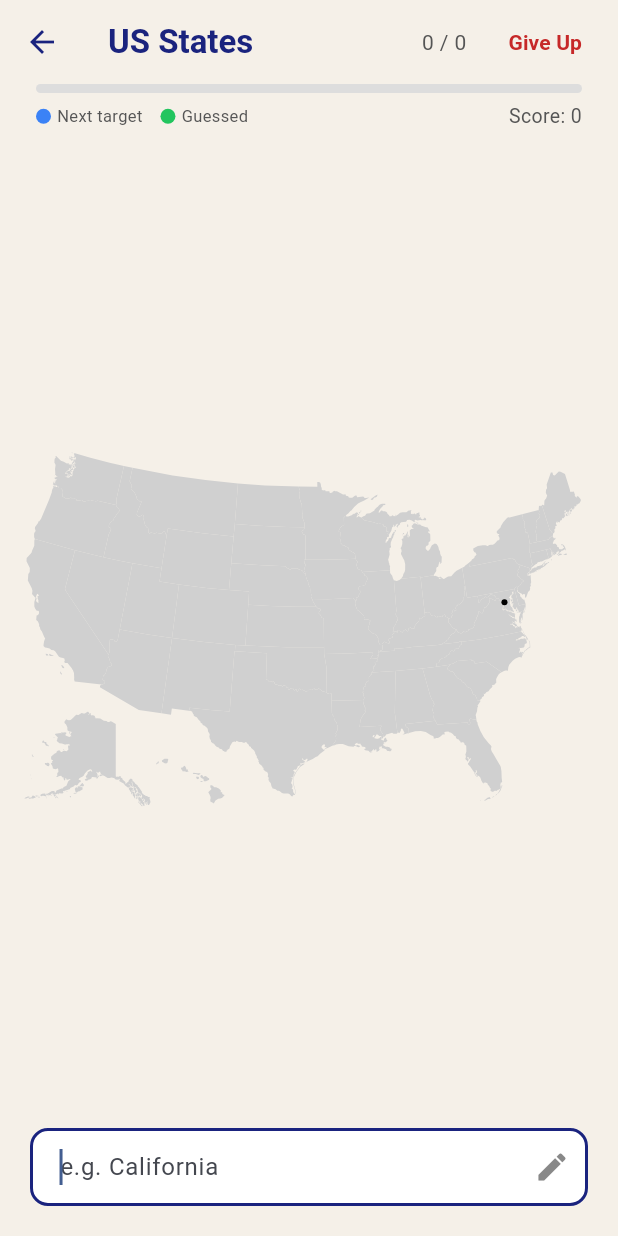
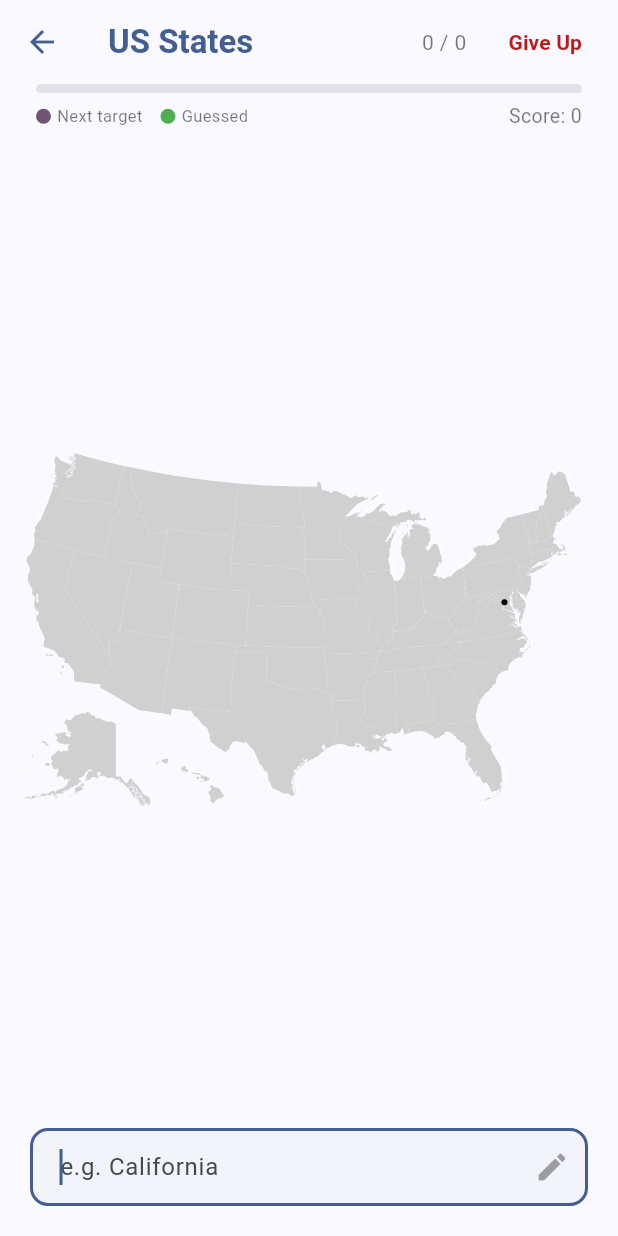
Before and after one commit to Thegeekeuhhhhhhh/GeoMaster, a Flutter app: the screen it shows once a user with an empty profile is signed in, after a tap on "🇺🇸", on a phone screen of 412 x 824 dp. Run offline on Flutter 3.47's test engine with Material 3 defaults, Android fonts, the phone set to English and light mode, and no system bars; our stand-ins replace flutter_svg, shared_preferences, supabase_flutter; accounts and stored records are empty; network calls fail; Roboto replaces fonts that are missing (Georgia).

Commit message:
fix(dark-theme): Fixed dark theme on some pages

```diff
--- a/geo_master/lib/l10n/app_strings.dart
+++ b/geo_master/lib/l10n/app_strings.dart
@@ -120,8 +120,8 @@ class AppStrings {
     capitalsDesc: 'Teste tes connaissances sur les capitales.',
     continentsTitle: 'Continents & Océans',
     continentsDesc: 'Apprends les grandes terres et les mers.',
-    usTitle: 'TODO',
-    usDescription: 'TODO',
+    usTitle: 'Etats des Etats-Unis',
+    usDescription: 'Apprendre le nom des états des Etats-Unis',
 
     quizTitle: 'Drapeaux du Monde',
     quizQuestion: 'À quel pays appartient ce drapeau ?',
--- a/geo_master/lib/widgets/us_states_quiz_page_state.dart
+++ b/geo_master/lib/widgets/us_states_quiz_page_state.dart
@@ -26,6 +26,8 @@ class USStatesQuizPageState extends State<USStatesQuizPage>
   final FocusNode _focusNode = FocusNode();
 
   bool _quizFinished = false;
+
+  late ColorScheme _colorScheme;
 
   @override
   void initState() {
@@ -92,6 +94,11 @@ class USStatesQuizPageState extends State<USStatesQuizPage>
     return svg;
   }
 
+  String get _unguessedStateHex {
+    final brightness = Theme.of(context).brightness;
+    return brightness == Brightness.dark ? '#4A5568' : '#CBD5E0';
+  }
+
   USState? get _currentTarget {
     for (final state in _shuffled) {
       if (!_correctCodes.contains(state.id.toLowerCase())) {
@@ -102,9 +109,7 @@ class USStatesQuizPageState extends State<USStatesQuizPage>
   }
 
   Future<void> _onTextChanged(String value) async {
-    if (_quizFinished) {
-      return;
-    }
+    if (_quizFinished) return;
 
     final normalized = USState.normalize(value);
 
@@ -141,27 +146,20 @@ class USStatesQuizPageState extends State<USStatesQuizPage>
   }
 
   String _buildPulsingSvg() {
-    if (_svgRaw == null) {
-      return '';
-    }
+    if (_svgRaw == null) return '';
     var svg = _svgRaw!;
+
+    final unguessedHex = _unguessedStateHex;
 
     for (final state in _usStates) {
       final code = state.id.toLowerCase();
       final isCorrect = _correctCodes.contains(code);
 
-      String fill;
-      String extra = '';
-
-      if (isCorrect) {
-        fill = '#22c55e';
-      } else {
-        fill = '#D0D0D0';
-      }
+      final fill = isCorrect ? '#22c55e' : unguessedHex;
 
       svg = svg.replaceFirst(
         'fill="#D0D0D0" class="$code"',
-        'fill="$fill" class="$code"$extra',
+        'fill="$fill" class="$code"',
       );
     }
 
@@ -176,23 +174,26 @@ class USStatesQuizPageState extends State<USStatesQuizPage>
 
   @override
   Widget build(BuildContext context) {
+    _colorScheme = Theme.of(context).colorScheme;
+    final colorScheme = _colorScheme;
+
     final progress =
         _correctCodes.length / (_usStates.isEmpty ? 1 : _usStates.length);
     final currentTarget = _currentTarget;
 
     return Scaffold(
-      backgroundColor: const Color(0xFFF5F0E8),
+      backgroundColor: colorScheme.surface,
       appBar: AppBar(
-        backgroundColor: const Color(0xFFF5F0E8),
+        backgroundColor: colorScheme.surface,
         elevation: 0,
         leading: IconButton(
-          icon: const Icon(Icons.arrow_back, color: Color(0xFF1A237E)),
+          icon: Icon(Icons.arrow_back, color: colorScheme.primary),
           onPressed: () => Navigator.pop(context),
         ),
-        title: const Text(
+        title: Text(
           'US States',
           style: TextStyle(
-            color: Color(0xFF1A237E),
+            color: colorScheme.primary,
             fontWeight: FontWeight.bold,
           ),
         ),
@@ -202,7 +203,10 @@ class USStatesQuizPageState extends State<USStatesQuizPage>
             child: Center(
               child: Text(
                 '$_score / ${_usStates.length}',
-                style: const TextStyle(color: Color(0xFF555555), fontSize: 14),
+                style: TextStyle(
+                  color: colorScheme.onSurface.withOpacity(0.6),
+                  fontSize: 14,
+                ),
               ),
             ),
           ),
@@ -220,10 +224,10 @@ class USStatesQuizPageState extends State<USStatesQuizPage>
                       );
                       setState(() => _quizFinished = true);
                     },
-              child: const Text(
+              child: Text(
                 'Give Up',
                 style: TextStyle(
-                  color: Color(0xFFC62828),
+                  color: colorScheme.error,
                   fontWeight: FontWeight.bold,
                 ),
               ),
@@ -242,8 +246,8 @@ class USStatesQuizPageState extends State<USStatesQuizPage>
                   child: LinearProgressIndicator(
                     value: progress,
                     minHeight: 6,
-                    backgroundColor: const Color(0xFFDDDDDD),
-                    valueColor: const AlwaysStoppedAnimation(Color(0xFF1A73E8)),
+                    backgroundColor: colorScheme.surfaceContainerHighest,
+                    valueColor: AlwaysStoppedAnimation(colorScheme.primary),
                   ),
                 ),
                 const SizedBox(height: 6),
@@ -252,32 +256,32 @@ class USStatesQuizPageState extends State<USStatesQuizPage>
                   children: [
                     Row(
                       children: [
-                        _legendDot(const Color(0xFF3b82f6)),
+                        _legendDot(colorScheme.tertiary),
                         const SizedBox(width: 4),
-                        const Text(
+                        Text(
                           'Next target',
                           style: TextStyle(
                             fontSize: 11,
-                            color: Color(0xFF555555),
+                            color: colorScheme.onSurface.withOpacity(0.6),
                           ),
                         ),
                         const SizedBox(width: 12),
-                        _legendDot(const Color(0xFF22c55e)),
+                        _legendDot(Colors.green.shade500),
                         const SizedBox(width: 4),
-                        const Text(
+                        Text(
                           'Guessed',
                           style: TextStyle(
                             fontSize: 11,
-                            color: Color(0xFF555555),
+                            color: colorScheme.onSurface.withOpacity(0.6),
                           ),
                         ),
                       ],
                     ),
                     Text(
                       'Score: $_score',
-                      style: const TextStyle(
+                      style: TextStyle(
                         fontSize: 13,
-                        color: Color(0xFF555555),
+                        color: colorScheme.onSurface.withOpacity(0.6),
                       ),
                     ),
                   ],
@@ -291,8 +295,10 @@ class USStatesQuizPageState extends State<USStatesQuizPage>
           Expanded(
             flex: 5,
             child: _svgRaw == null
-                ? const Center(
-                    child: CircularProgressIndicator(color: Color(0xFF1A237E)),
+                ? Center(
+                    child: CircularProgressIndicator(
+                      color: colorScheme.primary,
+                    ),
                   )
                 : AnimatedBuilder(
                     animation: _pulseAnim,
@@ -320,14 +326,14 @@ class USStatesQuizPageState extends State<USStatesQuizPage>
                         horizontal: 16,
                       ),
                       decoration: BoxDecoration(
-                        color: const Color(0xFF1A237E),
+                        color: colorScheme.primary,
                         borderRadius: BorderRadius.circular(12),
                       ),
-                      child: const Text(
+                      child: Text(
                         'Type the name of any US state',
                         textAlign: TextAlign.center,
                         style: TextStyle(
-                          color: Colors.white,
+                          color: colorScheme.onPrimary,
                           fontSize: 14,
                           fontStyle: FontStyle.italic,
                         ),
@@ -343,29 +349,29 @@ class USStatesQuizPageState extends State<USStatesQuizPage>
                   decoration: InputDecoration(
                     hintText: 'e.g. California',
                     filled: true,
-                    fillColor: Colors.white,
+                    fillColor: colorScheme.surfaceContainerLow,
                     contentPadding: const EdgeInsets.symmetric(
                       horizontal: 16,
                       vertical: 14,
                     ),
                     border: OutlineInputBorder(
                       borderRadius: BorderRadius.circular(12),
-                      borderSide: const BorderSide(color: Color(0xFFDDDDDD)),
+                      borderSide: BorderSide(color: colorScheme.outlineVariant),
                     ),
                     enabledBorder: OutlineInputBorder(
                       borderRadius: BorderRadius.circular(12),
-                      borderSide: const BorderSide(color: Color(0xFFDDDDDD)),
+                      borderSide: BorderSide(color: colorScheme.outlineVariant),
                     ),
                     focusedBorder: OutlineInputBorder(
                       borderRadius: BorderRadius.circular(12),
-                      borderSide: const BorderSide(
-                        color: Color(0xFF1A237E),
+                      borderSide: BorderSide(
+                        color: colorScheme.primary,
                         width: 2,
                       ),
                     ),
-                    suffixIcon: const Icon(
+                    suffixIcon: Icon(
                       Icons.edit,
-                      color: Color(0xFF888888),
+                      color: colorScheme.onSurface.withOpacity(0.4),
                     ),
                   ),
                   onChanged: _onTextChanged,
```
Also changed, not shown: geo_master/lib/pages/auth_page.dart (+37 -21 lines), geo_master/lib/widgets/profile_page_state.dart (+46 -37 lines).
